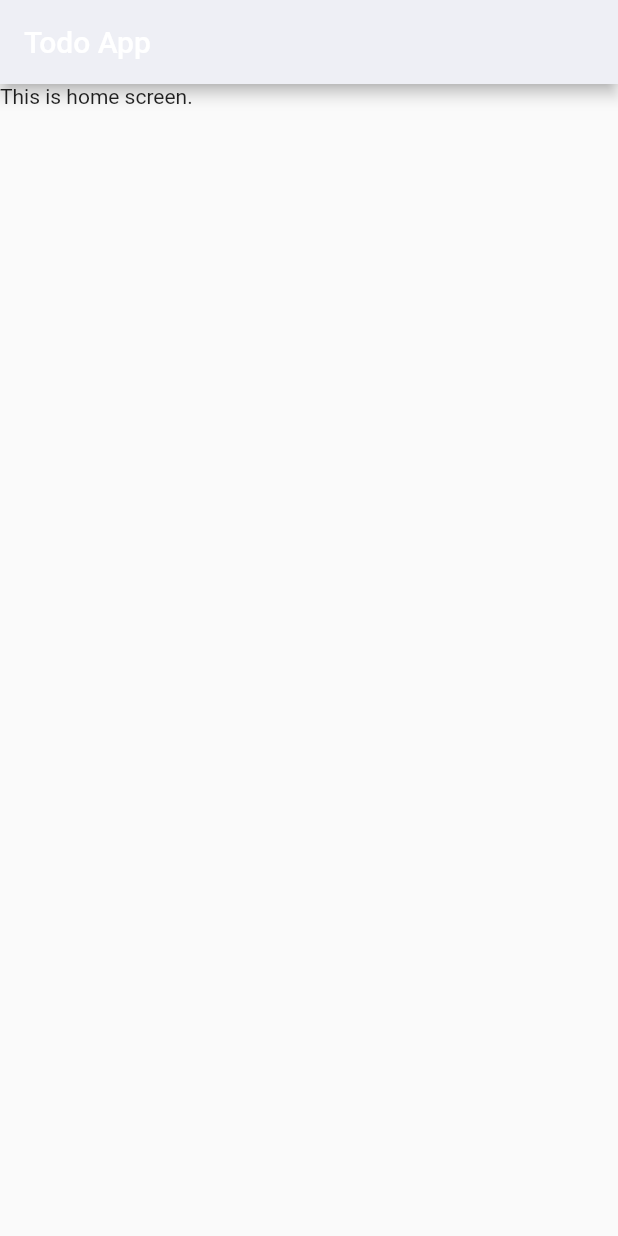
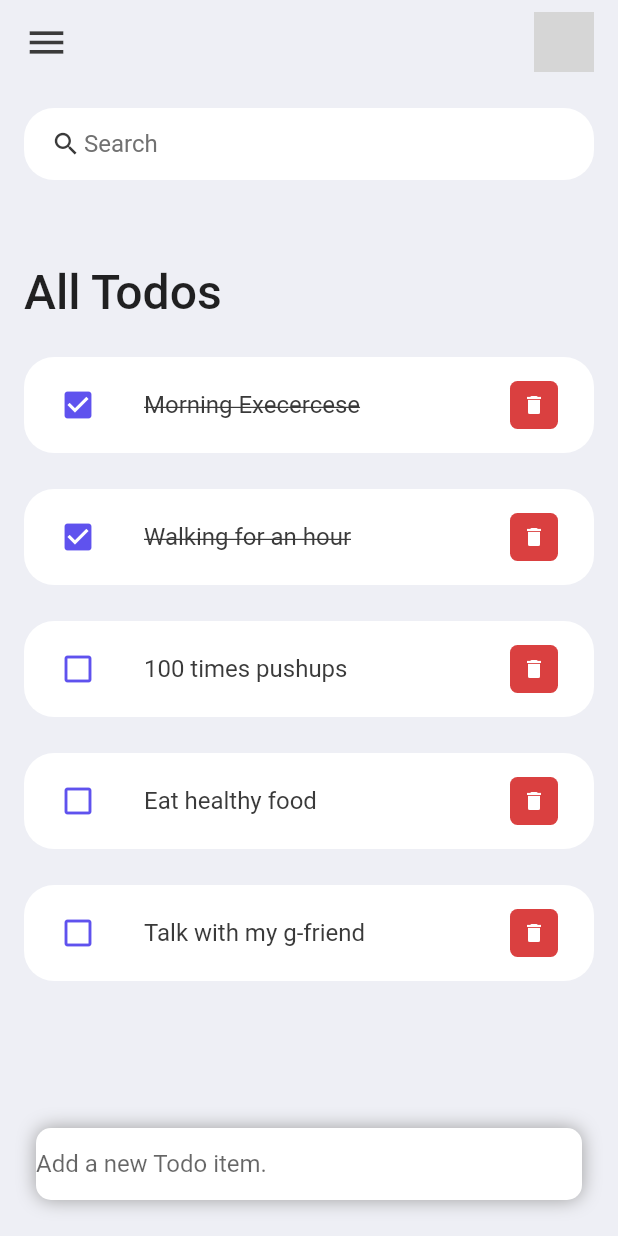
Before and after one commit to Abbiscuit/prj, a Flutter app: the screen it shows after launch, on a phone screen of 412 x 824 dp. Run offline on Flutter 3.47's test engine with Material 2 defaults, Android fonts, the phone set to English and light mode, and no system bars; grey boxes are pictures that could not be loaded.

Commit message:
update: home

```diff
--- a/lib/main.dart
+++ b/lib/main.dart
@@ -1,4 +1,5 @@
 import 'package:flutter/material.dart';
+import 'package:flutter/services.dart';
 import 'package:prj/screens/home.dart';
 
 void main() {
@@ -10,7 +11,9 @@ class MyApp extends StatelessWidget {
 
   @override
   Widget build(BuildContext context) {
-    return const MaterialApp(
+    SystemChrome.setSystemUIOverlayStyle(
+        const SystemUiOverlayStyle(statusBarColor: Colors.transparent));
+    return MaterialApp(
       title: 'Todo App',
       home: Home(),
     );
--- /dev/null
+++ b/lib/model/todo.dart
@@ -0,0 +1,21 @@
+class Todo {
+  Todo({
+    required this.id,
+    required this.todoText,
+    this.isDone = false,
+  });
+
+  String? id;
+  String? todoText;
+  bool isDone;
+
+  static List<Todo> todoList() {
+    return [
+      Todo(id: '01', todoText: 'Morning Execercese', isDone: true),
+      Todo(id: '02', todoText: 'Walking for an hour', isDone: true),
+      Todo(id: '03', todoText: '100 times pushups', isDone: false),
+      Todo(id: '04', todoText: 'Eat healthy food', isDone: false),
+      Todo(id: '05', todoText: 'Talk with my g-friend', isDone: false),
+    ];
+  }
+}
--- a/lib/screens/home.dart
+++ b/lib/screens/home.dart
@@ -1,21 +1,132 @@
 import 'package:flutter/material.dart';
-import 'package:flutter/src/widgets/container.dart';
-import 'package:flutter/src/widgets/framework.dart';
 import 'package:prj/constants/colors.dart';
+import 'package:prj/model/todo.dart';
+import 'package:prj/widgets/todo_item.dart';
 
 class Home extends StatelessWidget {
-  const Home({super.key});
+  Home({super.key});
+
+  final List<Todo> todosList = Todo.todoList();
 
   @override
   Widget build(BuildContext context) {
     return Scaffold(
-      appBar: AppBar(
-        title: const Text('Todo App'),
-        backgroundColor: tdBGColor,
-      ),
-      body: Container(
-        child: const Text('This is home screen.'),
+      backgroundColor: tdBGColor,
+      appBar: _buildAppBar(),
+      body: Stack(
+        children: [
+          Container(
+            padding: const EdgeInsets.symmetric(horizontal: 16, vertical: 16),
+            child: Column(
+              children: [
+                searchBox(),
+                Expanded(
+                  child: ListView(
+                    children: [
+                      Container(
+                        margin: const EdgeInsets.only(top: 56, bottom: 24),
+                        child: const Text(
+                          'All Todos',
+                          style: TextStyle(
+                              fontSize: 32, fontWeight: FontWeight.w500),
+                        ),
+                      ),
+                      for (Todo todo in todosList)
+                        TodoItem(
+                          todo: todo,
+                        ),
+                    ],
+                  ),
+                ),
+              ],
+            ),
+          ),
+          Align(
+            alignment: Alignment.bottomCenter,
+            child: Row(
+              children: [
+                Expanded(
+                  child: Container(
+                    child: Container(
+                      margin: const EdgeInsets.only(
+                        bottom: 24,
+                        right: 24,
+                        left: 24,
+                      ),
+                      decoration: BoxDecoration(
+                        color: Colors.white,
+                        boxShadow: const [
+                          BoxShadow(
+                            color: Colors.grey,
+                            offset: Offset(0.0, 0.0),
+                            blurRadius: 10.0,
+                            spreadRadius: 0.0,
+                          ),
+                        ],
+                        borderRadius: BorderRadius.circular(10),
+                      ),
+                      child: const TextField(
+                        decoration: InputDecoration(
+                          hintText: 'Add a new Todo item.',
+                          border: InputBorder.none,
+                        ),
+                      ),
+                    ),
+                  ),
+                ),
+              ],
+            ),
+          ),
+        ],
       ),
     );
   }
 }
+
+Widget searchBox() {
+  return Container(
+    padding: const EdgeInsets.symmetric(horizontal: 16),
+    decoration: BoxDecoration(
+      color: Colors.white,
+      borderRadius: BorderRadius.circular(20),
+    ),
+    child: const TextField(
+      decoration: InputDecoration(
+        contentPadding: EdgeInsets.all(0),
+        prefixIcon: Icon(
+          Icons.search,
+          color: tdBlack,
+          size: 20,
+        ),
+        prefixIconConstraints: BoxConstraints(maxHeight: 20, minWidth: 24),
+        border: InputBorder.none,
+        hintText: 'Search',
+        hintStyle: TextStyle(color: tdGrey),
+      ),
+    ),
+  );
+}
+
+AppBar _buildAppBar() {
+  return AppBar(
+    backgroundColor: tdBGColor,
+    elevation: 0,
+    title: Row(
+      mainAxisAlignment: MainAxisAlignment.spaceBetween,
+      children: [
+        const Icon(
+          Icons.menu,
+          color: tdBlack,
+          size: 30,
+        ),
+        Container(
+          height: 40,
+          width: 40,
+          child: ClipRRect(
+              borderRadius: BorderRadius.circular(20),
+              child: Image.asset((''))),
+        )
+      ],
+    ),
+  );
+}
--- /dev/null
+++ b/lib/widgets/todo_item.dart
@@ -0,0 +1,56 @@
+import 'package:flutter/material.dart';
+import 'package:prj/constants/colors.dart';
+import 'package:prj/model/todo.dart';
+
+class TodoItem extends StatelessWidget {
+  const TodoItem({required this.todo, super.key});
+
+  final Todo todo;
+
+  @override
+  Widget build(BuildContext context) {
+    return Container(
+      margin: const EdgeInsets.only(bottom: 24),
+      child: ListTile(
+        onTap: () {
+          print('clicked on todo item.');
+        },
+        shape: RoundedRectangleBorder(
+          borderRadius: BorderRadius.circular(20),
+        ),
+        contentPadding: const EdgeInsets.symmetric(horizontal: 24, vertical: 4),
+        tileColor: Colors.white,
+        leading: Icon(
+            todo.isDone ? Icons.check_box : Icons.check_box_outline_blank,
+            color: tdBlue),
+        title: Text(
+          todo.todoText!,
+          style: TextStyle(
+            fontSize: 16,
+            color: tdBlack,
+            decoration:
+                todo.isDone ? TextDecoration.lineThrough : TextDecoration.none,
+          ),
+        ),
+        trailing: Container(
+          padding: const EdgeInsets.all(0),
+          margin: const EdgeInsets.symmetric(vertical: 12),
+          height: 32,
+          width: 32,
+          decoration: BoxDecoration(
+            color: tdRed,
+            borderRadius: BorderRadius.circular(5),
+          ),
+          child: IconButton(
+            color: Colors.white,
+            iconSize: 16,
+            icon: const Icon(Icons.delete),
+            onPressed: () {
+              print('clicked on delete icon.');
+            },
+          ),
+        ),
+      ),
+    );
+  }
+}
```
